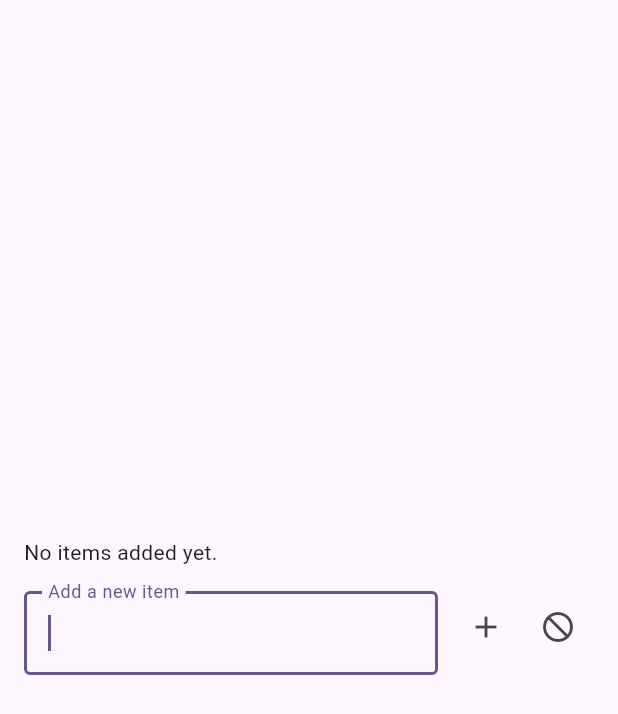
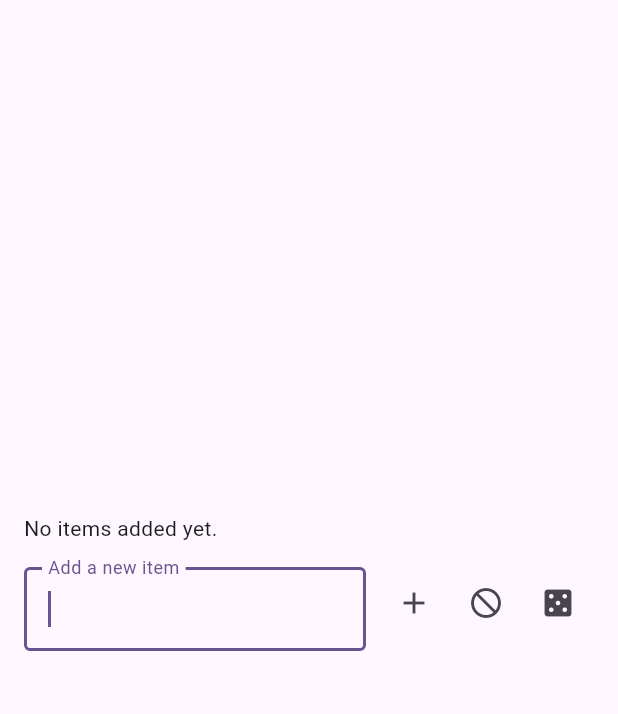
Before and after one commit to skvggor/draw, a Flutter app: the screen it shows after launch, on a phone screen of 412 x 824 dp. Shown: the top 714 px of the screen. Run offline on Flutter 3.47's test engine with Material 3 defaults, Android fonts, the phone set to English and light mode, and no system bars; our stand-ins replace widget_and_text_animator.

Commit message:
Add draw action (with simple animation)

```diff
--- a/lib/main.dart
+++ b/lib/main.dart
@@ -1,4 +1,6 @@
+import 'dart:math';
 import 'package:flutter/material.dart';
+import 'package:widget_and_text_animator/widget_and_text_animator.dart';
 
 void main() {
   runApp(const MyApp());
@@ -30,10 +32,12 @@ class MyHomePage extends StatefulWidget {
 }
 
 class _MyHomePageState extends State<MyHomePage> {
+  String? _itemDraw;
   final List<String> _items = [];
   final TextEditingController _textController = TextEditingController();
   final FocusNode _focusNode = FocusNode();
   final GlobalKey<FormState> _formKey = GlobalKey<FormState>();
+  bool _shouldAnimate = false;
 
   @override
   void initState() {
@@ -100,7 +104,6 @@ class _MyHomePageState extends State<MyHomePage> {
   String? _validate(String value) {
     if (value.isEmpty || value.trim().isEmpty) {
       _clearInput();
-
       return 'Please enter an item.';
     }
 
@@ -115,6 +118,28 @@ class _MyHomePageState extends State<MyHomePage> {
   void _clearInput() {
     _textController.clear();
     _focusNode.requestFocus();
+  }
+
+  void _draw() {
+    if (_items.isNotEmpty) {
+      setState(() {
+        final random = Random();
+        final index = random.nextInt(_items.length);
+        _itemDraw = _items[index].toUpperCase();
+        _shouldAnimate = true;
+
+        _items.removeAt(index);
+      });
+
+      Future.delayed(const Duration(milliseconds: 1500), () {
+        setState(() {
+          _shouldAnimate = false;
+        });
+      });
+      _clearInput();
+    } else {
+      _clearInput();
+    }
   }
 
   @override
@@ -184,13 +209,41 @@ class _MyHomePageState extends State<MyHomePage> {
                       IconButton(
                         tooltip: 'Clear',
                         icon: const Icon(Icons.not_interested),
-                        onPressed: () => _clearItems(),
+                        onPressed: _clearItems,
+                      ),
+                      IconButton(
+                        tooltip: 'Draw',
+                        icon: const Icon(Icons.casino),
+                        onPressed: _draw,
                       ),
                     ],
                   ),
                 ],
               ),
             ),
+          ),
+          Padding(
+            padding: const EdgeInsets.all(16.0),
+            child: _shouldAnimate && _itemDraw != null
+                ? WidgetAnimator(
+                    incomingEffect: WidgetTransitionEffects(
+                      delay: const Duration(milliseconds: 500),
+                      curve: Curves.easeInOut,
+                      offset: const Offset(0, -30),
+                      duration: const Duration(milliseconds: 900),
+                    ),
+                    atRestEffect: WidgetRestingEffects.wave(),
+                    child: Text(
+                      _itemDraw!,
+                      style: const TextStyle(fontSize: 50),
+                    ),
+                  )
+                : _itemDraw != null
+                    ? Text(
+                        _itemDraw!,
+                        style: const TextStyle(fontSize: 50),
+                      )
+                    : Container(),
           ),
         ],
       ),
--- a/pubspec.yaml
+++ b/pubspec.yaml
@@ -35,6 +35,7 @@ dependencies:
   # The following adds the Cupertino Icons font to your application.
   # Use with the CupertinoIcons class for iOS style icons.
   cupertino_icons: ^1.0.8
+  widget_and_text_animator: ^1.1.5
 
 dev_dependencies:
   flutter_test:
```
Also changed, not shown: pubspec.lock.
